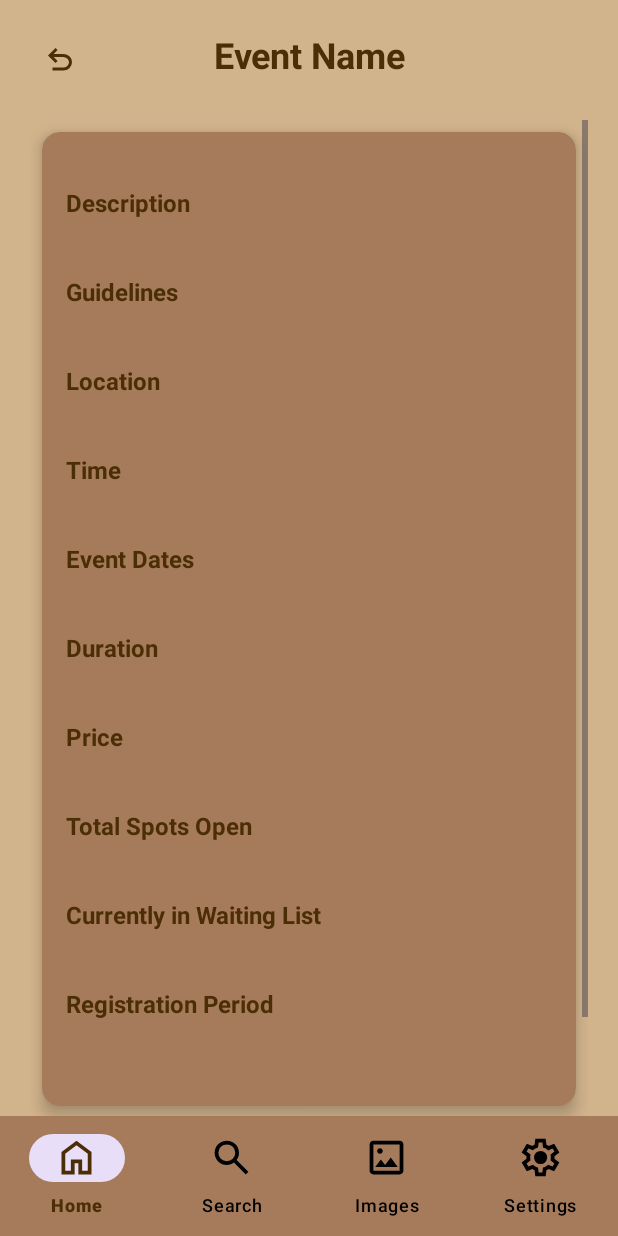
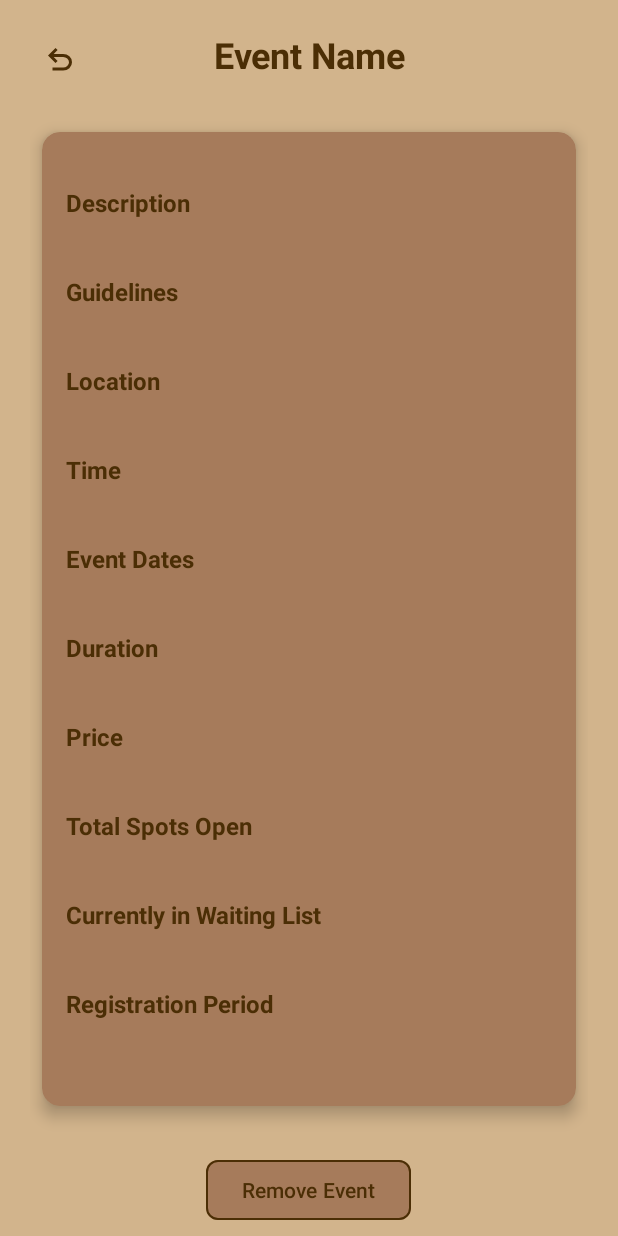
Before and after one commit to CMPUT301F25hotpot0/hotpot0-match, an Android app: the layout section3_manageevent_activity.xml on its own in the app's theme, with its tools: preview values and no code run, on a phone screen of 412 x 824 dp. Run offline under Robolectric (Android 15) with nearby library versions, the phone set to English and light mode, and no system bars; Roboto replaces fonts that are not available here.

Commit message:
some updates

```diff
--- a/hotpot0/app/src/main/java/com/example/hotpot0/section3/views/AdminHomeActivity.java
+++ b/hotpot0/app/src/main/java/com/example/hotpot0/section3/views/AdminHomeActivity.java
@@ -52,15 +52,15 @@ public class AdminHomeActivity extends AppCompatActivity {
             } else if (id == R.id.admin_search) {
                 Intent searchIntent = new Intent(AdminHomeActivity.this, AdminSearchActivity.class);
                 startActivity(searchIntent);
-                overridePendingTransition(android.R.anim.slide_out_right, android.R.anim.slide_in_left);
+//                overridePendingTransition(android.R.anim.slide_out_right, android.R.anim.slide_in_left);
                 return true;
             } else if (id == R.id.admin_images) {
                 startActivity(new Intent(AdminHomeActivity.this, AdminImageActivity.class));
-                overridePendingTransition(android.R.anim.slide_out_right, android.R.anim.slide_in_left);
+//                overridePendingTransition(android.R.anim.slide_out_right, android.R.anim.slide_in_left);
                 return true;
             } else if (id == R.id.admin_settings) {
                 startActivity(new Intent(AdminHomeActivity.this, AdminSettingsActivity.class));
-                overridePendingTransition(android.R.anim.slide_out_right, android.R.anim.slide_in_left);
+//                overridePendingTransition(android.R.anim.slide_out_right, android.R.anim.slide_in_left);
                 return true;
             }
             return false;
--- a/hotpot0/app/src/main/java/com/example/hotpot0/section3/views/AdminImageAdapter.java
+++ b/hotpot0/app/src/main/java/com/example/hotpot0/section3/views/AdminImageAdapter.java
@@ -17,6 +17,9 @@ import com.example.hotpot0.R;
 import java.util.ArrayList;
 import java.util.Map;
 
+/**
+ * Manages the list of images shown when searching for an image.
+ */
 public class AdminImageAdapter extends RecyclerView.Adapter<AdminImageAdapter.ViewHolder> {
 
     public interface DeleteCallback {
@@ -72,7 +75,6 @@ public class AdminImageAdapter extends RecyclerView.Adapter<AdminImageAdapter.Vi
             holder.filename.setText("Unknown Event");
         }
 
-        // Click listener
         holder.itemView.setOnClickListener(v -> {
             if (clickListener != null) clickListener.onItemClick(url);
         });
--- a/hotpot0/app/src/main/java/com/example/hotpot0/section3/views/AdminSearchActivity.java
+++ b/hotpot0/app/src/main/java/com/example/hotpot0/section3/views/AdminSearchActivity.java
@@ -60,15 +60,15 @@ public class AdminSearchActivity extends AppCompatActivity {
             } else if (id == R.id.admin_home) {
                 Intent searchIntent = new Intent(AdminSearchActivity.this, AdminHomeActivity.class);
                 startActivity(searchIntent);
-                overridePendingTransition(android.R.anim.slide_in_left, android.R.anim.slide_out_right);
+//                overridePendingTransition(android.R.anim.slide_in_left, android.R.anim.slide_out_right);
                 return true;
             } else if (id == R.id.admin_images) {
                 startActivity(new Intent(AdminSearchActivity.this, AdminImageActivity.class));
-                overridePendingTransition(android.R.anim.slide_in_left, android.R.anim.slide_out_right);
+//                overridePendingTransition(android.R.anim.slide_in_left, android.R.anim.slide_out_right);
                 return true;
             } else if (id == R.id.admin_settings) {
                 startActivity(new Intent(AdminSearchActivity.this, AdminSettingsActivity.class));
-                overridePendingTransition(android.R.anim.slide_in_left, android.R.anim.slide_out_right);
+//                overridePendingTransition(android.R.anim.slide_in_left, android.R.anim.slide_out_right);
                 return true;
             }
             return false;
--- a/hotpot0/app/src/main/res/layout/section3_adminsearch_activity.xml
+++ b/hotpot0/app/src/main/res/layout/section3_adminsearch_activity.xml
@@ -174,7 +174,7 @@
         <ListView
             android:id="@+id/searchResultsListView"
             android:layout_width="match_parent"
-            android:layout_height="415dp"
+            android:layout_height="390dp"
             android:dividerHeight="1dp" />
     </LinearLayout>
 
--- a/hotpot0/app/src/main/res/layout/section3_manageevent_activity.xml
+++ b/hotpot0/app/src/main/res/layout/section3_manageevent_activity.xml
@@ -51,16 +51,16 @@
         android:layout_height="0dp"
         android:paddingStart="20dp"
         android:paddingEnd="20dp"
-        app:layout_constraintTop_toBottomOf="@+id/headerLayout"
+        app:layout_constraintBottom_toBottomOf="parent"
+        app:layout_constraintEnd_toEndOf="parent"
         app:layout_constraintStart_toStartOf="parent"
-        app:layout_constraintEnd_toEndOf="parent"
-        app:layout_constraintBottom_toTopOf="@+id/adminBottomNavigationView">
+        app:layout_constraintTop_toBottomOf="@+id/headerLayout">
 
         <LinearLayout
             android:layout_width="match_parent"
             android:layout_height="wrap_content"
-            android:orientation="vertical"
-            android:gravity="center">
+            android:gravity="center"
+            android:orientation="vertical">
 
             <!-- EVENT DETAILS CARD -->
             <androidx.cardview.widget.CardView
@@ -68,218 +68,218 @@
                 android:layout_width="match_parent"
                 android:layout_height="wrap_content"
                 android:layout_margin="8dp"
+                android:backgroundTint="@color/bar"
                 app:cardCornerRadius="12dp"
-                app:cardElevation="6dp"
-                android:backgroundTint="@color/bar">
+                app:cardElevation="6dp">
 
                 <LinearLayout
                     android:layout_width="match_parent"
                     android:layout_height="wrap_content"
+                    android:gravity="center_horizontal"
                     android:orientation="vertical"
-                    android:padding="16dp"
-                    android:gravity="center_horizontal">
+                    android:padding="16dp">
 
                     <!-- Event Image -->
                     <ImageView
                         android:id="@+id/eventImage"
                         android:layout_width="match_parent"
                         android:layout_height="wrap_content"
+                        android:layout_marginBottom="20dp"
                         android:adjustViewBounds="true"
-                        android:scaleType="centerCrop"
+                        android:contentDescription="Event Poster"
                         android:maxHeight="400dp"
-                        android:layout_marginBottom="20dp"
-                        android:contentDescription="Event Poster" />
+                        android:scaleType="centerCrop" />
 
                     <!-- Description Title -->
                     <TextView
                         android:layout_width="match_parent"
                         android:layout_height="wrap_content"
+                        android:layout_marginBottom="4dp"
                         android:text="Description"
                         android:textColor="@color/text"
-                        android:textStyle="bold"
                         android:textSize="16sp"
-                        android:layout_marginBottom="4dp" />
+                        android:textStyle="bold" />
 
                     <TextView
                         android:id="@+id/previewDescription"
                         android:layout_width="match_parent"
                         android:layout_height="wrap_content"
+                        android:layout_marginBottom="12dp"
                         android:textColor="#FFFFFF"
-                        android:textSize="15sp"
-                        android:layout_marginBottom="12dp" />
+                        android:textSize="15sp" />
 
                     <!-- Guidelines Title -->
                     <TextView
                         android:layout_width="match_parent"
                         android:layout_height="wrap_content"
+                        android:layout_marginBottom="4dp"
                         android:text="Guidelines"
                         android:textColor="@color/text"
-                        android:textStyle="bold"
                         android:textSize="16sp"
-                        android:layout_marginBottom="4dp" />
+                        android:textStyle="bold" />
 
                     <TextView
                         android:id="@+id/previewGuidelines"
                         android:layout_width="match_parent"
                         android:layout_height="wrap_content"
+                        android:layout_marginBottom="12dp"
                         android:textColor="#FFFFFF"
-                        android:textSize="15sp"
-                        android:layout_marginBottom="12dp" />
+                        android:textSize="15sp" />
 
                     <!-- Location Title -->
                     <TextView
                         android:layout_width="match_parent"
                         android:layout_height="wrap_content"
+                        android:layout_marginBottom="4dp"
                         android:text="Location"
                         android:textColor="@color/text"
-                        android:textStyle="bold"
                         android:textSize="16sp"
-                        android:layout_marginBottom="4dp" />
+                        android:textStyle="bold" />
 
                     <TextView
                         android:id="@+id/previewLocation"
                         android:layout_width="match_parent"
                         android:layout_height="wrap_content"
+                        android:layout_marginBottom="12dp"
                         android:textColor="#FFFFFF"
-                        android:textSize="15sp"
-                        android:layout_marginBottom="12dp" />
+                        android:textSize="15sp" />
 
                     <!-- Time Title -->
                     <TextView
                         android:layout_width="match_parent"
                         android:layout_height="wrap_content"
+                        android:layout_marginBottom="4dp"
                         android:text="Time"
                         android:textColor="@color/text"
-                        android:textStyle="bold"
                         android:textSize="16sp"
-                        android:layout_marginBottom="4dp" />
+                        android:textStyle="bold" />
 
                     <TextView
                         android:id="@+id/previewTimeAndDay"
                         android:layout_width="match_parent"
                         android:layout_height="wrap_content"
+                        android:layout_marginBottom="12dp"
                         android:textColor="#FFFFFF"
-                        android:textSize="15sp"
-                        android:layout_marginBottom="12dp" />
+                        android:textSize="15sp" />
 
                     <!-- Date Range Title -->
                     <TextView
                         android:layout_width="match_parent"
                         android:layout_height="wrap_content"
+                        android:layout_marginBottom="4dp"
                         android:text="Event Dates"
                         android:textColor="@color/text"
-                        android:textStyle="bold"
                         android:textSize="16sp"
-                        android:layout_marginBottom="4dp" />
+                        android:textStyle="bold" />
 
                     <TextView
                         android:id="@+id/previewDateRange"
                         android:layout_width="match_parent"
                         android:layout_height="wrap_content"
+                        android:layout_marginBottom="12dp"
                         android:textColor="#FFFFFF"
-                        android:textSize="15sp"
-                        android:layout_marginBottom="12dp" />
+                        android:textSize="15sp" />
 
                     <!-- Duration Title -->
                     <TextView
                         android:layout_width="match_parent"
                         android:layout_height="wrap_content"
+                        android:layout_marginBottom="4dp"
                         android:text="Duration"
                         android:textColor="@color/text"
-                        android:textStyle="bold"
                         android:textSize="16sp"
-                        android:layout_marginBottom="4dp" />
+                        android:textStyle="bold" />
 
                     <TextView
                         android:id="@+id/previewDuration"
                         android:layout_width="match_parent"
                         android:layout_height="wrap_content"
+                        android:layout_marginBottom="12dp"
                         android:textColor="#FFFFFF"
-                        android:textSize="15sp"
-                        android:layout_marginBottom="12dp" />
+                        android:textSize="15sp" />
 
                     <!-- Price Title -->
                     <TextView
                         android:layout_width="match_parent"
                         android:layout_height="wrap_content"
+                        android:layout_marginBottom="4dp"
                         android:text="Price"
                         android:textColor="@color/text"
-                        android:textStyle="bold"
                         android:textSize="16sp"
-                        android:layout_marginBottom="4dp" />
+                        android:textStyle="bold" />
 
                     <TextView
                         android:id="@+id/previewPrice"
                         android:layout_width="match_parent"
                         android:layout_height="wrap_content"
+                        android:layout_marginBottom="12dp"
                         android:textColor="#FFFFFF"
-                        android:textSize="15sp"
-                        android:layout_marginBottom="12dp" />
+                        android:textSize="15sp" />
 
                     <!-- Capacity Title -->
                     <TextView
                         android:layout_width="match_parent"
                         android:layout_height="wrap_content"
+                        android:layout_marginBottom="4dp"
                         android:text="Total Spots Open"
                         android:textColor="@color/text"
-                        android:textStyle="bold"
                         android:textSize="16sp"
-                        android:layout_marginBottom="4dp" />
+                        android:textStyle="bold" />
 
                     <TextView
                         android:id="@+id/previewSpotsOpen"
                         android:layout_width="match_parent"
                         android:layout_height="wrap_content"
+                        android:layout_marginBottom="12dp"
                         android:textColor="#FFFFFF"
-                        android:textSize="15sp"
-                        android:layout_marginBottom="12dp" />
+                        android:textSize="15sp" />
 
                     <!-- Waiting List Title -->
                     <TextView
                         android:layout_width="match_parent"
                         android:layout_height="wrap_content"
+                        android:layout_marginBottom="4dp"
                         android:text="Currently in Waiting List"
                         android:textColor="@color/text"
-                        android:textStyle="bold"
                         android:textSize="16sp"
-                        android:layout_marginBottom="4dp" />
+                        android:textStyle="bold" />
 
                     <TextView
                         android:id="@+id/previewWaitingList"
                         android:layout_width="match_parent"
                         android:layout_height="wrap_content"
+                        android:layout_marginBottom="12dp"
                         android:textColor="#FFFFFF"
-                        android:textSize="15sp"
-                        android:layout_marginBottom="12dp" />
+                        android:textSize="15sp" />
 
                     <!-- Registration Period -->
                     <TextView
                         android:layout_width="match_parent"
                         android:layout_height="wrap_content"
+                        android:layout_marginBottom="4dp"
                         android:text="Registration Period"
                         android:textColor="@color/text"
-                        android:textStyle="bold"
                         android:textSize="16sp"
-                        android:layout_marginBottom="4dp" />
+                        android:textStyle="bold" />
 
                     <TextView
                         android:id="@+id/previewDaysLeft"
                         android:layout_width="match_parent"
                         android:layout_height="wrap_content"
+                        android:layout_marginBottom="16dp"
                         android:textColor="#FFFFFF"
-                        android:textSize="15sp"
-                        android:layout_marginBottom="16dp" />
+                        android:textSize="15sp" />
 
                     <!-- Geolocation -->
                     <TextView
                         android:id="@+id/GeolocationStatus"
                         android:layout_width="match_parent"
                         android:layout_height="wrap_content"
+                        android:layout_marginBottom="24dp"
+                        android:gravity="center"
                         android:text="Geolocation Enabled"
                         android:textColor="@color/text"
                         android:textStyle="bold"
-                        android:gravity="center"
-                        android:layout_marginBottom="24dp"
                         android:visibility="gone" />
 
                 </LinearLayout>
@@ -290,31 +290,18 @@
                 android:id="@+id/removeEventButton"
                 android:layout_width="wrap_content"
                 android:layout_height="wrap_content"
+                android:layout_marginTop="24dp"
                 android:text="@string/remove_event"
                 android:textColor="@color/text"
-                android:layout_marginTop="24dp"
                 app:backgroundTint="@color/bar"
                 app:cornerRadius="8dp"
                 app:strokeColor="@color/text"
                 app:strokeWidth="1dp" />
 
+
         </LinearLayout>
 
     </ScrollView>
 
-    <!-- Bottom navigation -->
-    <com.google.android.material.bottomnavigation.BottomNavigationView
-        android:id="@+id/adminBottomNavigationView"
-        android:layout_width="0dp"
-        android:layout_height="wrap_content"
-        android:background="@color/bar"
-        app:menu="@menu/admin_bottom_nav_menu"
-        app:itemIconTint="@color/nav_item_selector"
-        app:itemTextColor="@color/nav_item_selector"
-        app:labelVisibilityMode="labeled"
-        app:itemIconSize="30dp"
-        app:layout_constraintBottom_toBottomOf="parent"
-        app:layout_constraintStart_toStartOf="parent"
-        app:layout_constraintEnd_toEndOf="parent" />
 
 </androidx.constraintlayout.widget.ConstraintLayout>
```
Also changed, not shown: hotpot0/app/src/main/java/com/example/hotpot0/models/PicturesDB.java (+2 -15 lines), hotpot0/app/src/main/java/com/example/hotpot0/section3/views/AdminImageActivity.java (+18 -8 lines), hotpot0/app/src/main/java/com/example/hotpot0/section3/views/AdminSettingsActivity.java (+7 -4 lines), hotpot0/app/src/main/java/com/example/hotpot0/section3/views/ManageImageActivity.java (+11 -10 lines), hotpot0/app/src/main/res/layout/section3_manageorganizer_activity.xml (+7 -21 lines), hotpot0/app/src/main/res/layout/section3_managepicture_activity.xml (+7 -21 lines), hotpot0/app/src/main/res/layout/section3_manageprofile_activity.xml (+7 -21 lines).
